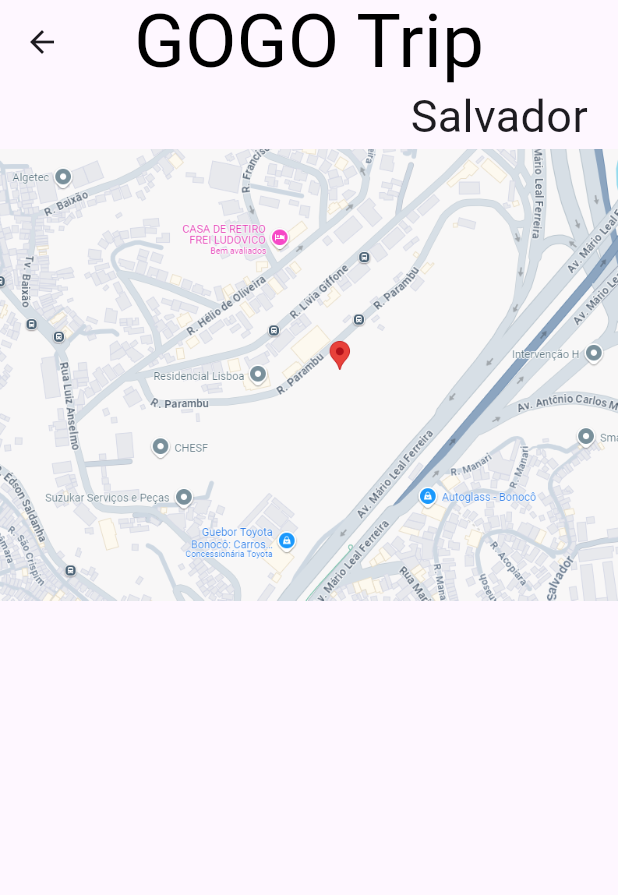
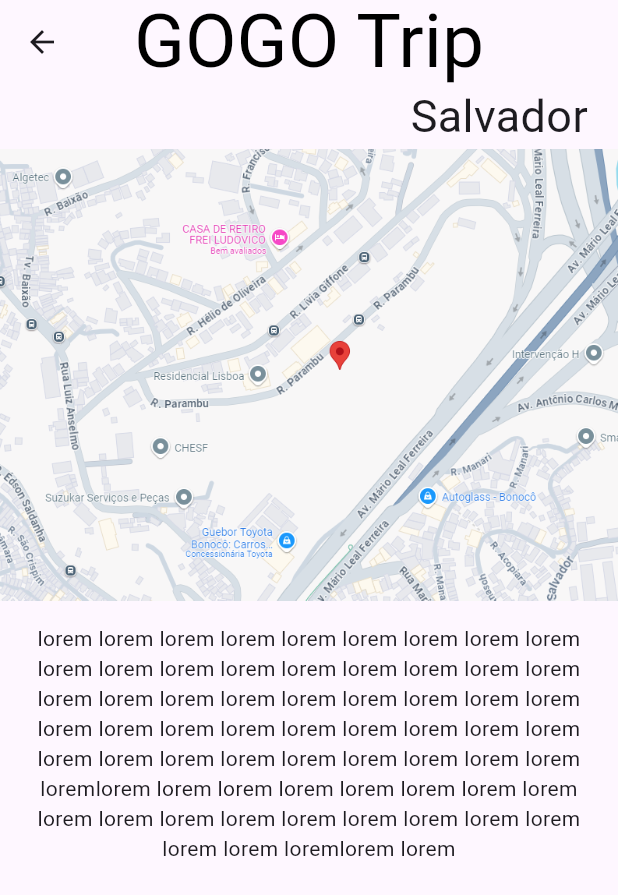
Before and after one commit to kaiqueGeraldo/simulado_Prova2_2023, a Flutter app: the HomePage screen opened by its route, on a phone screen of 412 x 824 dp. Shown: the top 895 px of the screen. Run offline on Flutter 3.47's test engine with Material 3 defaults, Android fonts, the phone set to English and light mode, and no system bars.

Commit message:
finalização

```diff
--- a/lib/home_page.dart
+++ b/lib/home_page.dart
@@ -19,7 +19,7 @@ class _HomePageState extends State<HomePage> {
       body: Scaffold(
         body: Column(
           children: [
-           SizedBox(
+            SizedBox(
               width: MediaQuery.of(context).size.width,
               child: const Padding(
                 padding: EdgeInsets.only(right: 20),
@@ -34,6 +34,15 @@ class _HomePageState extends State<HomePage> {
               'assets/images/mapa.png',
               fit: BoxFit.cover,
             ),
+            const Padding(
+              padding: EdgeInsets.all(15),
+              child: SizedBox(
+                child: Text(
+                  'lorem lorem lorem lorem lorem lorem lorem lorem lorem lorem lorem lorem lorem lorem lorem lorem lorem lorem lorem lorem lorem lorem lorem lorem lorem lorem lorem lorem lorem lorem lorem lorem lorem lorem lorem lorem lorem lorem lorem lorem lorem lorem lorem lorem lorem loremlorem lorem lorem lorem lorem lorem lorem lorem lorem lorem lorem lorem lorem lorem lorem lorem lorem lorem lorem loremlorem lorem ',
+                  textAlign: TextAlign.center,
+                ),
+              ),
+            )
           ],
         ),
       ),
```
